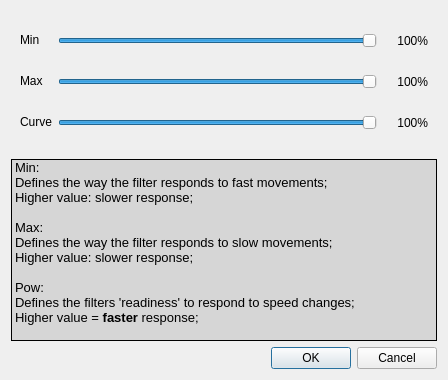
Old version of the form filter-ewma2/ftnoir_ewma_filtercontrols.ui in the repository opentrack/opentrack.
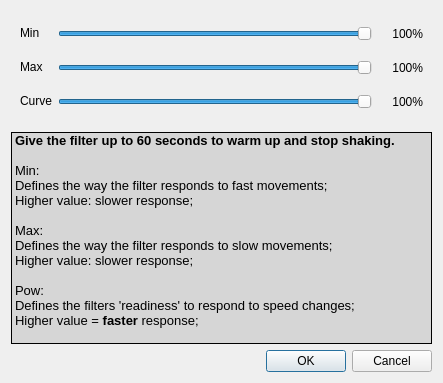
New version of the form. Icons and pictures are not drawn.

Commit message: filter/ewma: add note about warmup time

```diff
--- a/filter-ewma2/ftnoir_ewma_filtercontrols.ui
+++ b/filter-ewma2/ftnoir_ewma_filtercontrols.ui
@@ -9,8 +9,8 @@
    <rect>
     <x>0</x>
     <y>0</y>
-    <width>448</width>
-    <height>380</height>
+    <width>443</width>
+    <height>383</height>
    </rect>
   </property>
   <property name="sizePolicy">
@@ -256,19 +256,21 @@
       <string>&lt;!DOCTYPE HTML PUBLIC &quot;-//W3C//DTD HTML 4.0//EN&quot; &quot;http://www.w3.org/TR/REC-html40/strict.dtd&quot;&gt;
 &lt;html&gt;&lt;head&gt;&lt;meta name=&quot;qrichtext&quot; content=&quot;1&quot; /&gt;&lt;style type=&quot;text/css&quot;&gt;
 p, li { white-space: pre-wrap; }
-&lt;/style&gt;&lt;/head&gt;&lt;body style=&quot; font-family:'Sans Serif'; font-size:10pt; font-weight:400; font-style:normal;&quot;&gt;
-&lt;p style=&quot; margin-top:0px; margin-bottom:0px; margin-left:0px; margin-right:0px; -qt-block-indent:0; text-indent:0px;&quot;&gt;&lt;span style=&quot; font-family:'MS Shell Dlg 2';&quot;&gt;Min:&lt;/span&gt;&lt;/p&gt;
-&lt;p style=&quot; margin-top:0px; margin-bottom:0px; margin-left:0px; margin-right:0px; -qt-block-indent:0; text-indent:0px;&quot;&gt;&lt;span style=&quot; font-family:'MS Shell Dlg 2';&quot;&gt;Defines the way the filter responds to fast movements;&lt;/span&gt;&lt;/p&gt;
-&lt;p style=&quot; margin-top:0px; margin-bottom:0px; margin-left:0px; margin-right:0px; -qt-block-indent:0; text-indent:0px;&quot;&gt;&lt;span style=&quot; font-family:'MS Shell Dlg 2';&quot;&gt;Higher value: slower response;&lt;/span&gt;&lt;/p&gt;
-&lt;p style=&quot;-qt-paragraph-type:empty; margin-top:0px; margin-bottom:0px; margin-left:0px; margin-right:0px; -qt-block-indent:0; text-indent:0px; font-family:'MS Shell Dlg 2';&quot;&gt;&lt;br /&gt;&lt;/p&gt;
-&lt;p style=&quot; margin-top:0px; margin-bottom:0px; margin-left:0px; margin-right:0px; -qt-block-indent:0; text-indent:0px;&quot;&gt;&lt;span style=&quot; font-family:'MS Shell Dlg 2';&quot;&gt;Max:&lt;/span&gt;&lt;/p&gt;
-&lt;p style=&quot; margin-top:0px; margin-bottom:0px; margin-left:0px; margin-right:0px; -qt-block-indent:0; text-indent:0px;&quot;&gt;&lt;span style=&quot; font-family:'MS Shell Dlg 2';&quot;&gt;Defines the way the filter responds to slow movements;&lt;/span&gt;&lt;/p&gt;
-&lt;p style=&quot; margin-top:0px; margin-bottom:0px; margin-left:0px; margin-right:0px; -qt-block-indent:0; text-indent:0px;&quot;&gt;&lt;span style=&quot; font-family:'MS Shell Dlg 2';&quot;&gt;Higher value: slower response;&lt;/span&gt;&lt;/p&gt;
-&lt;p style=&quot;-qt-paragraph-type:empty; margin-top:0px; margin-bottom:0px; margin-left:0px; margin-right:0px; -qt-block-indent:0; text-indent:0px; font-family:'MS Shell Dlg 2';&quot;&gt;&lt;br /&gt;&lt;/p&gt;
-&lt;p style=&quot; margin-top:0px; margin-bottom:0px; margin-left:0px; margin-right:0px; -qt-block-indent:0; text-indent:0px;&quot;&gt;&lt;span style=&quot; font-family:'MS Shell Dlg 2';&quot;&gt;Pow:&lt;/span&gt;&lt;/p&gt;
-&lt;p style=&quot; margin-top:0px; margin-bottom:0px; margin-left:0px; margin-right:0px; -qt-block-indent:0; text-indent:0px;&quot;&gt;&lt;span style=&quot; font-family:'MS Shell Dlg 2';&quot;&gt;Defines the filters 'readiness' to respond to speed changes;&lt;/span&gt;&lt;/p&gt;
-&lt;p style=&quot; margin-top:0px; margin-bottom:0px; margin-left:0px; margin-right:0px; -qt-block-indent:0; text-indent:0px;&quot;&gt;&lt;span style=&quot; font-family:'MS Shell Dlg 2';&quot;&gt;Higher value = &lt;/span&gt;&lt;span style=&quot; font-family:'MS Shell Dlg 2'; font-weight:600;&quot;&gt;faster&lt;/span&gt;&lt;span style=&quot; font-family:'MS Shell Dlg 2';&quot;&gt; response;&lt;/span&gt;&lt;/p&gt;
-&lt;p style=&quot;-qt-paragraph-type:empty; margin-top:0px; margin-bottom:0px; margin-left:0px; margin-right:0px; -qt-block-indent:0; text-indent:0px; font-family:'MS Shell Dlg 2';&quot;&gt;&lt;br /&gt;&lt;/p&gt;&lt;/body&gt;&lt;/html&gt;</string>
+&lt;/style&gt;&lt;/head&gt;&lt;body style=&quot; font-family:'MS Shell Dlg 2'; font-size:8pt; font-weight:400; font-style:normal;&quot;&gt;
+&lt;p style=&quot; margin-top:0px; margin-bottom:0px; margin-left:0px; margin-right:0px; -qt-block-indent:0; text-indent:0px;&quot;&gt;&lt;span style=&quot; font-family:'Sans Serif'; font-size:10pt; font-weight:600;&quot;&gt;Give the filter up to 60 seconds to warm up and stop shaking.&lt;/span&gt;&lt;/p&gt;
+&lt;p style=&quot;-qt-paragraph-type:empty; margin-top:0px; margin-bottom:0px; margin-left:0px; margin-right:0px; -qt-block-indent:0; text-indent:0px; font-size:10pt;&quot;&gt;&lt;br /&gt;&lt;/p&gt;
+&lt;p style=&quot; margin-top:0px; margin-bottom:0px; margin-left:0px; margin-right:0px; -qt-block-indent:0; text-indent:0px;&quot;&gt;&lt;span style=&quot; font-size:10pt;&quot;&gt;Min:&lt;/span&gt;&lt;/p&gt;
+&lt;p style=&quot; margin-top:0px; margin-bottom:0px; margin-left:0px; margin-right:0px; -qt-block-indent:0; text-indent:0px;&quot;&gt;&lt;span style=&quot; font-size:10pt;&quot;&gt;Defines the way the filter responds to fast movements;&lt;/span&gt;&lt;/p&gt;
+&lt;p style=&quot; margin-top:0px; margin-bottom:0px; margin-left:0px; margin-right:0px; -qt-block-indent:0; text-indent:0px;&quot;&gt;&lt;span style=&quot; font-size:10pt;&quot;&gt;Higher value: slower response;&lt;/span&gt;&lt;/p&gt;
+&lt;p style=&quot;-qt-paragraph-type:empty; margin-top:0px; margin-bottom:0px; margin-left:0px; margin-right:0px; -qt-block-indent:0; text-indent:0px; font-size:10pt;&quot;&gt;&lt;br /&gt;&lt;/p&gt;
+&lt;p style=&quot; margin-top:0px; margin-bottom:0px; margin-left:0px; margin-right:0px; -qt-block-indent:0; text-indent:0px;&quot;&gt;&lt;span style=&quot; font-size:10pt;&quot;&gt;Max:&lt;/span&gt;&lt;/p&gt;
+&lt;p style=&quot; margin-top:0px; margin-bottom:0px; margin-left:0px; margin-right:0px; -qt-block-indent:0; text-indent:0px;&quot;&gt;&lt;span style=&quot; font-size:10pt;&quot;&gt;Defines the way the filter responds to slow movements;&lt;/span&gt;&lt;/p&gt;
+&lt;p style=&quot; margin-top:0px; margin-bottom:0px; margin-left:0px; margin-right:0px; -qt-block-indent:0; text-indent:0px;&quot;&gt;&lt;span style=&quot; font-size:10pt;&quot;&gt;Higher value: slower response;&lt;/span&gt;&lt;/p&gt;
+&lt;p style=&quot;-qt-paragraph-type:empty; margin-top:0px; margin-bottom:0px; margin-left:0px; margin-right:0px; -qt-block-indent:0; text-indent:0px; font-size:10pt;&quot;&gt;&lt;br /&gt;&lt;/p&gt;
+&lt;p style=&quot; margin-top:0px; margin-bottom:0px; margin-left:0px; margin-right:0px; -qt-block-indent:0; text-indent:0px;&quot;&gt;&lt;span style=&quot; font-size:10pt;&quot;&gt;Pow:&lt;/span&gt;&lt;/p&gt;
+&lt;p style=&quot; margin-top:0px; margin-bottom:0px; margin-left:0px; margin-right:0px; -qt-block-indent:0; text-indent:0px;&quot;&gt;&lt;span style=&quot; font-size:10pt;&quot;&gt;Defines the filters 'readiness' to respond to speed changes;&lt;/span&gt;&lt;/p&gt;
+&lt;p style=&quot; margin-top:0px; margin-bottom:0px; margin-left:0px; margin-right:0px; -qt-block-indent:0; text-indent:0px;&quot;&gt;&lt;span style=&quot; font-size:10pt;&quot;&gt;Higher value = &lt;/span&gt;&lt;span style=&quot; font-size:10pt; font-weight:600;&quot;&gt;faster&lt;/span&gt;&lt;span style=&quot; font-size:10pt;&quot;&gt; response;&lt;/span&gt;&lt;/p&gt;
+&lt;p style=&quot;-qt-paragraph-type:empty; margin-top:0px; margin-bottom:0px; margin-left:0px; margin-right:0px; -qt-block-indent:0; text-indent:0px; font-size:10pt;&quot;&gt;&lt;br /&gt;&lt;/p&gt;&lt;/body&gt;&lt;/html&gt;</string>
      </property>
      <property name="margin">
       <number>5</number>
```
